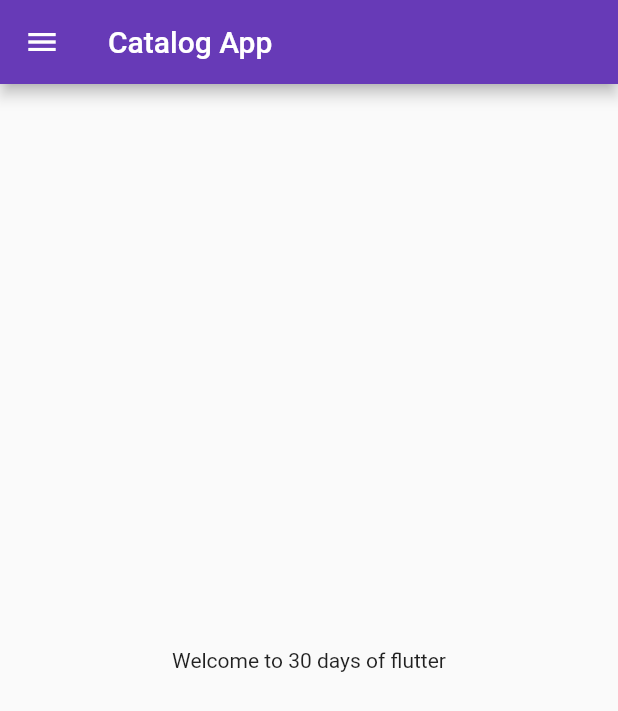
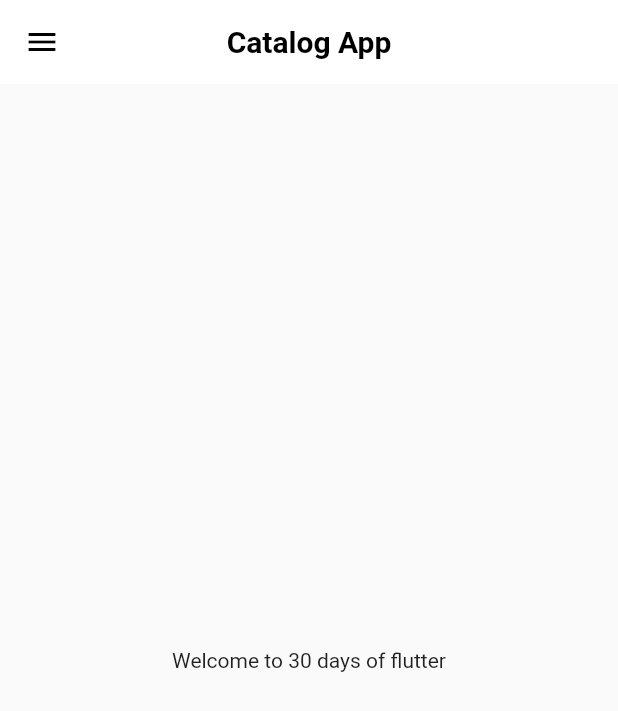
Before and after one commit to saifali2655/flutter_catalog, a Flutter app: the screen it shows after launch, on a phone screen of 412 x 824 dp. Shown: the top 711 px of the screen. Run offline on Flutter 3.47's test engine with Material 2 defaults, Android fonts, the phone set to English and light mode, and no system bars.

Commit message:
Theme extracted

```diff
--- a/lib/main.dart
+++ b/lib/main.dart
@@ -2,6 +2,7 @@ import 'package:flutter/material.dart';
 import 'package:flutter_catalog/pages/home_page.dart';
 import 'package:flutter_catalog/pages/login_page.dart';
 import 'package:flutter_catalog/utils/routes.dart';
+import 'package:flutter_catalog/widgets/themes.dart';
 
 void main() {
   runApp(MyApp());
@@ -14,10 +15,9 @@ class MyApp extends StatelessWidget {
   Widget build(BuildContext context) {
     return MaterialApp(
       debugShowCheckedModeBanner: false,
-      //home: HomePage(),
-      themeMode: ThemeMode.dark,
-      theme: ThemeData(primarySwatch: Colors.deepPurple),
-      //darkTheme: ThemeData(brightness: Brightness.dark),
+      themeMode: ThemeMode.light,
+      theme: MyTheme.lightTheme(context),
+      darkTheme: MyTheme.darkTheme(context),
       initialRoute: MyRoutes.homeRoute,
       routes: {
         "/": (context) => LoginPage(),
--- a/lib/pages/home_page.dart
+++ b/lib/pages/home_page.dart
@@ -11,7 +11,11 @@ class HomePage extends StatelessWidget {
   Widget build(BuildContext context) {
     return Scaffold(
       appBar: AppBar(
-        title: Text("Catalog App", textAlign: TextAlign.center),
+        centerTitle: true,
+        title: Text(
+          "Catalog App",
+          style: TextStyle(fontWeight: FontWeight.bold, fontSize: 20),
+        ),
       ),
       body: Center(
         child: Container(
--- a/lib/widgets/drawer.dart
+++ b/lib/widgets/drawer.dart
@@ -17,7 +17,7 @@ class MyDrawer extends StatelessWidget {
               child: UserAccountsDrawerHeader(
                 margin: EdgeInsets.zero,
                 accountName: Text("Saif Ali"),
-                accountEmail: Text("saifali2655@gail.com"),
+                accountEmail: Text("saifali2655@gmail.com"),
                 currentAccountPicture: CircleAvatar(
                   backgroundImage:
                       AssetImage("assets/images/drawer_image.jfif"),
--- /dev/null
+++ b/lib/widgets/themes.dart
@@ -0,0 +1,16 @@
+import 'package:flutter/material.dart';
+
+class MyTheme {
+  static ThemeData lightTheme(BuildContext context) => ThemeData(
+      primarySwatch: Colors.deepPurple,
+      appBarTheme: AppBarTheme(
+          color: Colors.white,
+          elevation: 0.0,
+          iconTheme: IconThemeData(
+            color: Colors.black,
+          ),
+          titleTextStyle: TextStyle(color: Colors.black)));
+
+  static ThemeData darkTheme(BuildContext context) =>
+      ThemeData(brightness: Brightness.dark);
+}
```
